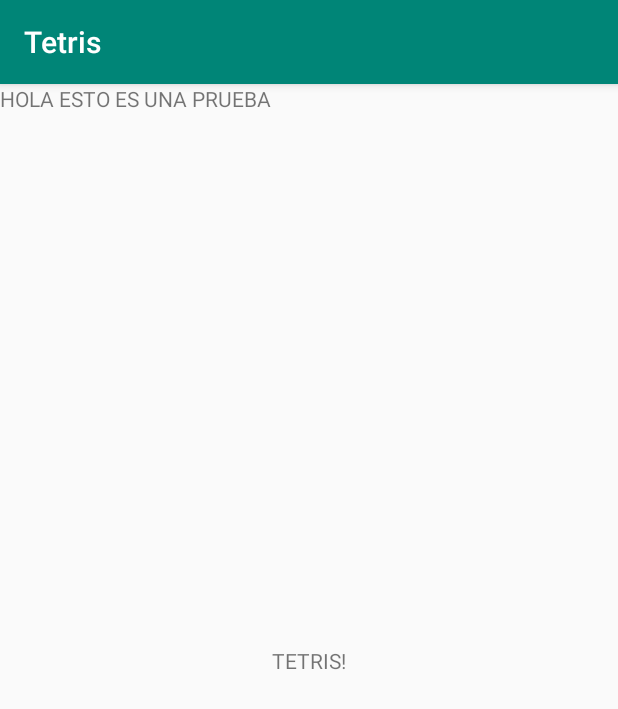
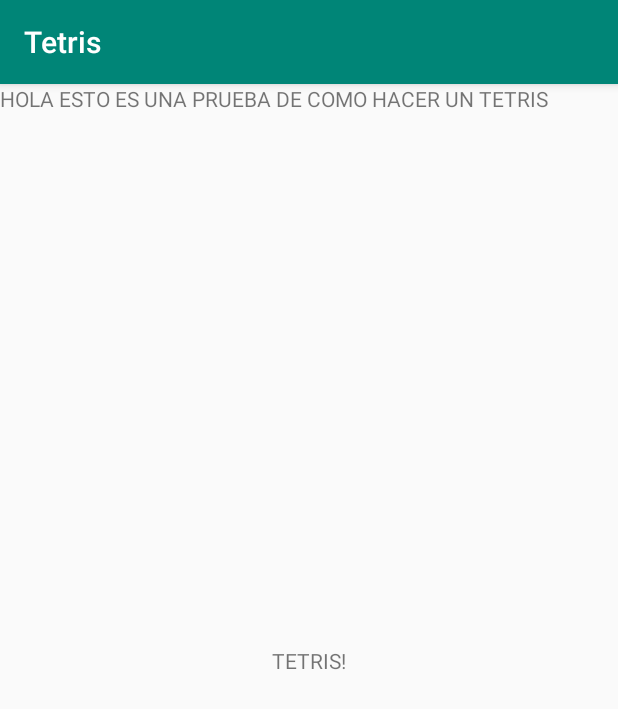
Before and after one commit to Danielmg21/Tetris, an Android app: the screen it shows after launch (MainActivity), on a phone screen of 412 x 824 dp. Shown: the top 709 px of the screen. Run offline under Robolectric (Android 15) with nearby library versions, the light colour scheme and no system bars.

Commit message:
commit de prueba

```diff
--- a/app/src/main/res/layout/activity_main.xml
+++ b/app/src/main/res/layout/activity_main.xml
@@ -9,7 +9,7 @@
     <TextView
         android:layout_width="match_parent"
         android:layout_height="100dp"
-        android:text="HOLA ESTO ES UNA PRUEBA"
+        android:text="HOLA ESTO ES UNA PRUEBA DE COMO HACER UN TETRIS"
         tools:ignore="MissingConstraints" />
     <TextView
         android:layout_width="wrap_content"
```
